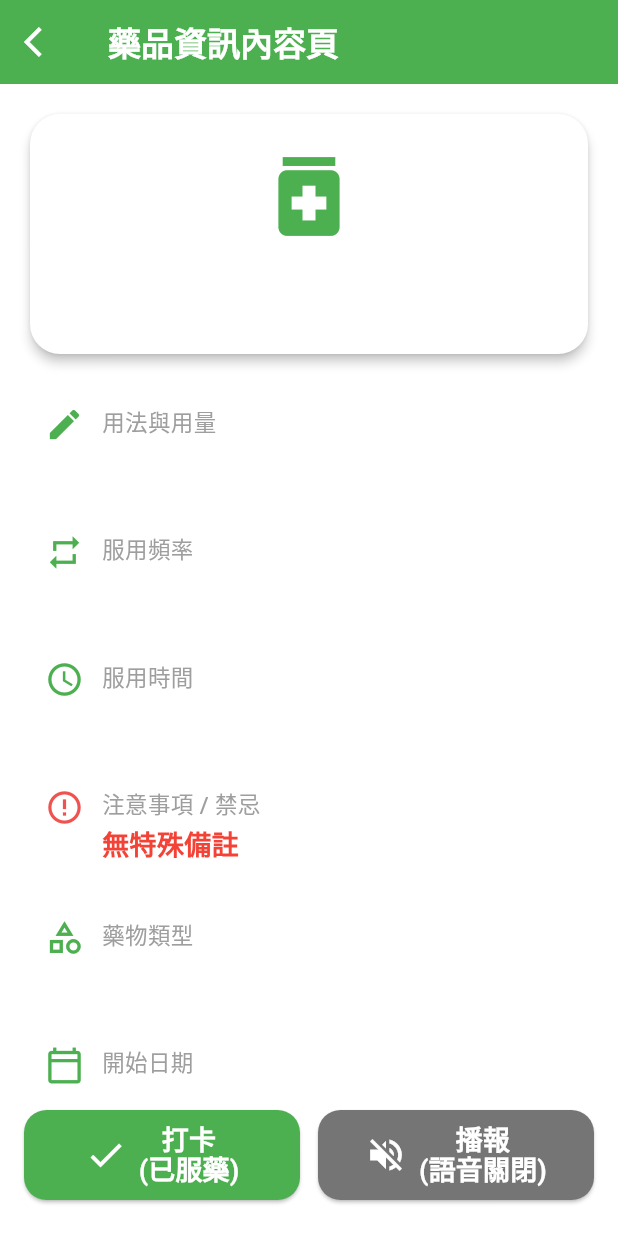
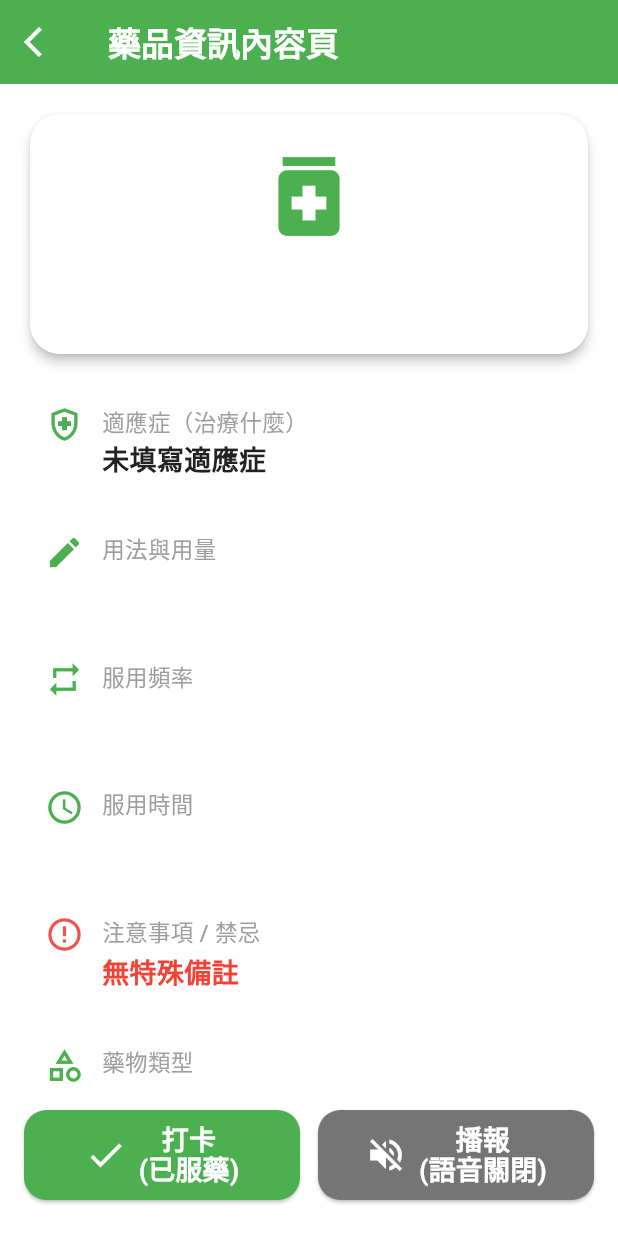
Before and after one commit to kewpie1130-source/elderly-medication-helper, a Flutter app: the MedicineDetailPage screen opened directly with empty values, on a phone screen of 412 x 824 dp. Run offline on Flutter 3.47's test engine with Material 3 defaults, Android fonts, the phone set to English and light mode, and no system bars; our stand-ins replace camera, cloud_firestore, firebase_core, flutter_local_notifications, flutter_tts, image_picker and 2 more; missing offline and left inert: google_mlkit_text_recognition; accounts and stored records are empty.

Commit message:
fix: [邱靖喻] 補回藥品詳情頁適應症(indication)欄位顯示，之前被誤刪

```diff
--- a/lib/pages/medicine/medicine_detail_page.dart
+++ b/lib/pages/medicine/medicine_detail_page.dart
@@ -104,7 +104,12 @@ class _MedicineDetailPageState extends State<MedicineDetailPage> {
                   ),
                   const SizedBox(height: 12),
 
-                  // 依據規格要求呈現的詳細資訊條（🛠️ 已移除規格書未定義的 indication 欄位）
+                  // 依據規格要求呈現的詳細資訊條
+                  _buildInfoTile(
+                    Icons.health_and_safety_outlined,
+                    '適應症（治療什麼）',
+                    med.indication.isEmpty ? '未填寫適應症' : med.indication,
+                  ),
                   _buildInfoTile(Icons.mode_edit_outline, '用法與用量', med.dosage),
                   _buildInfoTile(Icons.repeat, '服用頻率', med.frequency),
                   _buildInfoTile(
```
